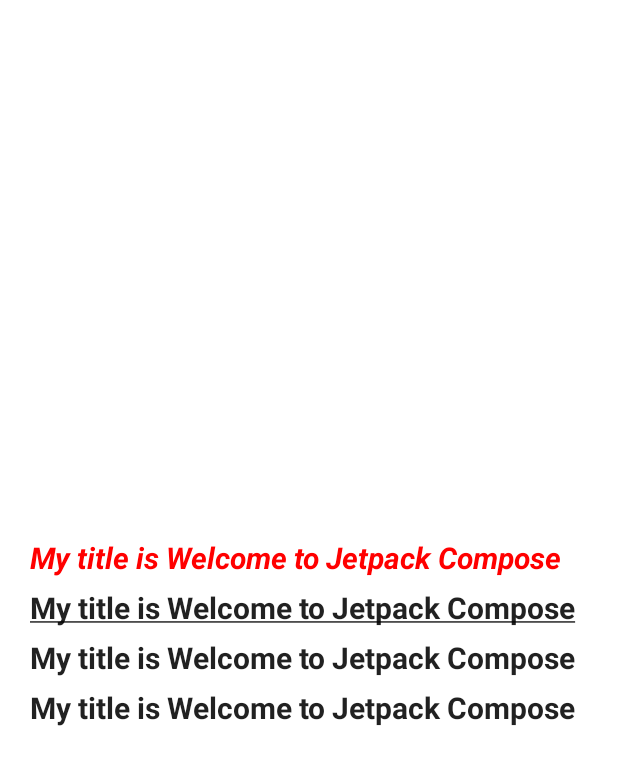
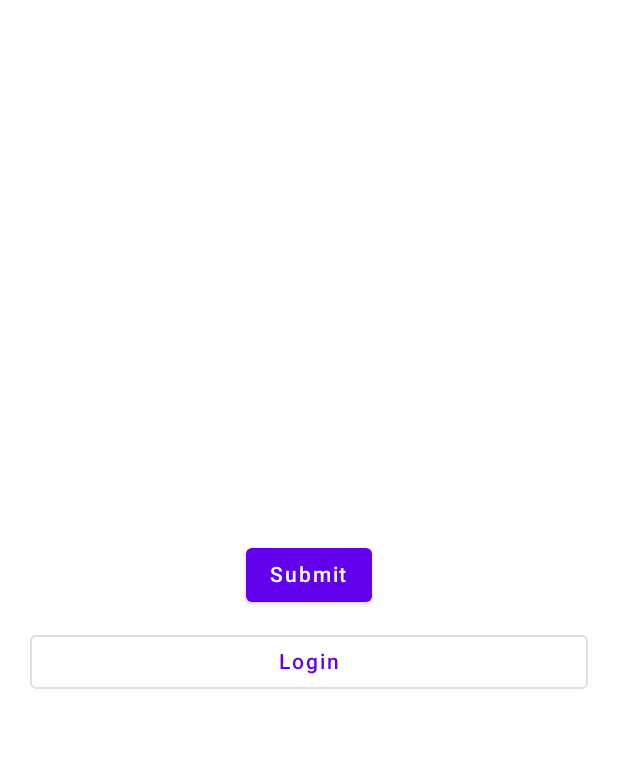
Before and after one commit to chayan2019/Jetpack-compose-component, an Android app built with Jetpack Compose: the screen it shows after launch (MainActivity), on a phone screen of 412 x 824 dp. Shown: the top 765 px of the screen. Run offline under Robolectric (Android 15) with nearby library versions, the phone set to English and light mode, and no system bars.

Commit message:
Button example in Jetpack Compose

```diff
--- a/app/src/main/java/com/withjetpack/jetpack_compose_yt/MainActivity.kt
+++ b/app/src/main/java/com/withjetpack/jetpack_compose_yt/MainActivity.kt
@@ -8,7 +8,9 @@ import androidx.compose.material.MaterialTheme
 import androidx.compose.material.Surface
 import androidx.compose.runtime.Composable
 import androidx.compose.ui.Modifier
+import androidx.compose.ui.platform.LocalContext
 import androidx.compose.ui.tooling.preview.Preview
+import com.withjetpack.jetpack_compose_yt.button.DisplayButton
 import com.withjetpack.jetpack_compose_yt.textview.DisplayTextView
 import com.withjetpack.jetpack_compose_yt.ui.theme.JetpackcomposecomponentTheme
 
@@ -22,9 +24,9 @@ class MainActivity : ComponentActivity() {
                     modifier = Modifier.fillMaxSize(),
                     color = MaterialTheme.colors.background
                 ) {
-                    //Greeting("Android")
-                    DisplayTextView("Welcome to Jetpack Compose")
-                }
+                   // DisplayTextView("Welcome to Jetpack Compose")
+                    DisplayButton(LocalContext.current)
+                 }
             }
         }
     }
--- /dev/null
+++ b/app/src/main/java/com/withjetpack/jetpack_compose_yt/button/DisplayButton.kt
@@ -0,0 +1,45 @@
+package com.withjetpack.jetpack_compose_yt.button
+
+import android.content.Context
+import android.widget.Toast
+import androidx.compose.foundation.layout.*
+import androidx.compose.material.Button
+import androidx.compose.material.OutlinedButton
+import androidx.compose.material.Text
+import androidx.compose.runtime.Composable
+import androidx.compose.ui.Alignment
+import androidx.compose.ui.Modifier
+import androidx.compose.ui.unit.dp
+
+@Composable
+fun DisplayButton(LocalContext: Context) {
+
+    Column(modifier = Modifier
+        .fillMaxSize()
+        .padding(20.dp), verticalArrangement = Arrangement.Center, horizontalAlignment = Alignment.CenterHorizontally) {
+        Button(onClick = {
+            Toast.makeText(
+                LocalContext,
+                "Click On Submit",
+                Toast.LENGTH_SHORT
+            ).show()
+        }) {
+
+            Text(text = "Submit")
+        }
+        OutlinedButton(
+            onClick = {
+                Toast.makeText(
+                    LocalContext,
+                    "Click On Outline Button",
+                    Toast.LENGTH_SHORT
+                ).show()
+            },
+            modifier = Modifier.fillMaxWidth().padding(top = 10.dp)
+        ) {
+            Text(text = "Login")
+        }
+    }
+
+
+}
```
